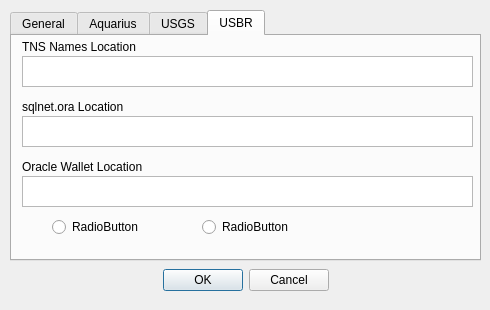
Old version of the form ui/winOptions.ui in the repository S31F3R/DataDoctor.
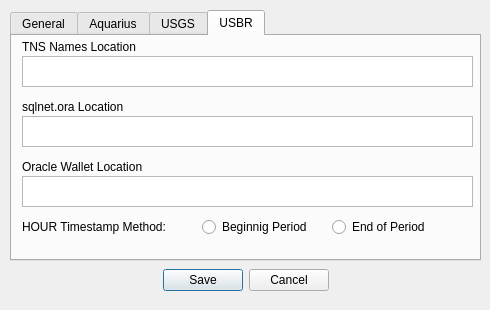
New version of the form. Icons and pictures are not drawn.

Commit message: Added more controls to options ui

What changed in the file:
```diff
--- a/ui/winOptions.ui
+++ b/ui/winOptions.ui
@@ -30,7 +30,7 @@
     <enum>Qt::Orientation::Horizontal</enum>
    </property>
    <property name="standardButtons">
-    <set>QDialogButtonBox::StandardButton::Cancel|QDialogButtonBox::StandardButton::Ok</set>
+    <set>QDialogButtonBox::StandardButton::Cancel|QDialogButtonBox::StandardButton::Save</set>
    </property>
    <property name="centerButtons">
     <bool>true</bool>
@@ -251,30 +251,43 @@
       </rect>
      </property>
     </widget>
-    <widget class="QRadioButton" name="radioButton">
-     <property name="geometry">
-      <rect>
-       <x>40</x>
-       <y>180</y>
-       <width>101</width>
-       <height>22</height>
-      </rect>
-     </property>
-     <property name="text">
-      <string>RadioButton</string>
-     </property>
-    </widget>
-    <widget class="QRadioButton" name="radioButton_2">
+    <widget class="QRadioButton" name="rbBOP">
      <property name="geometry">
       <rect>
        <x>190</x>
        <y>180</y>
-       <width>101</width>
+       <width>141</width>
        <height>22</height>
       </rect>
      </property>
      <property name="text">
-      <string>RadioButton</string>
+      <string>Beginnig Period</string>
+     </property>
+    </widget>
+    <widget class="QRadioButton" name="rbEOP">
+     <property name="geometry">
+      <rect>
+       <x>320</x>
+       <y>180</y>
+       <width>131</width>
+       <height>22</height>
+      </rect>
+     </property>
+     <property name="text">
+      <string>End of Period</string>
+     </property>
+    </widget>
+    <widget class="QLabel" name="lbTNSNames_4">
+     <property name="geometry">
+      <rect>
+       <x>10</x>
+       <y>180</y>
+       <width>191</width>
+       <height>21</height>
+      </rect>
+     </property>
+     <property name="text">
+      <string>HOUR Timestamp Method:</string>
      </property>
     </widget>
    </widget>
```
The commit also changes 1 other file.
